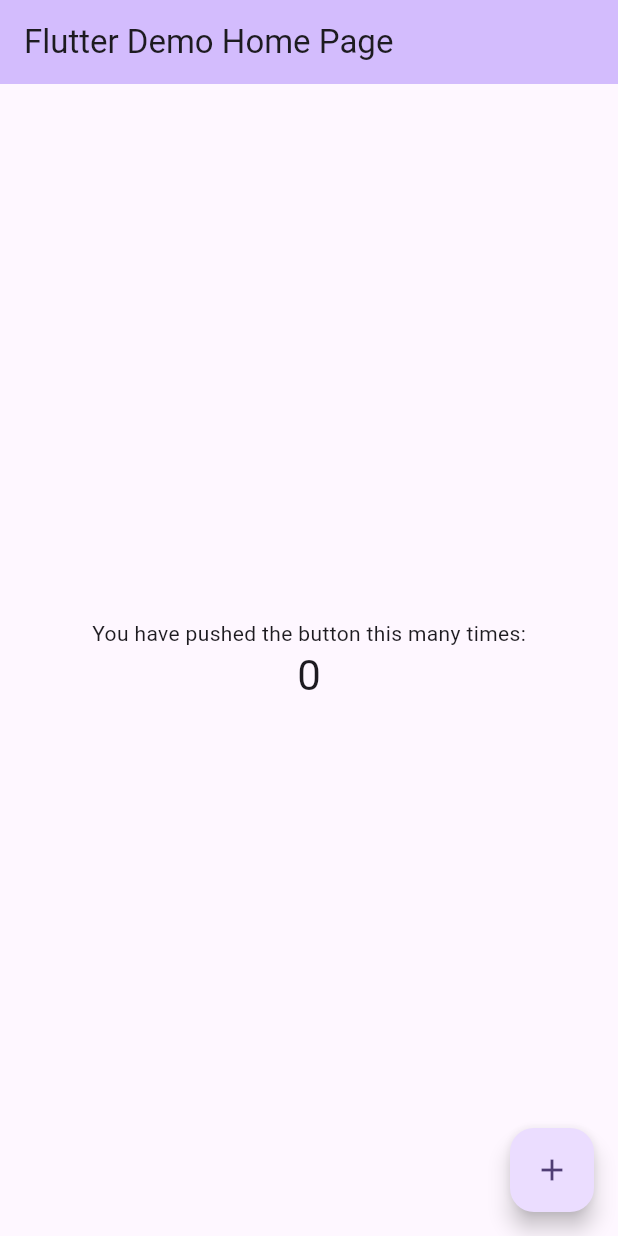
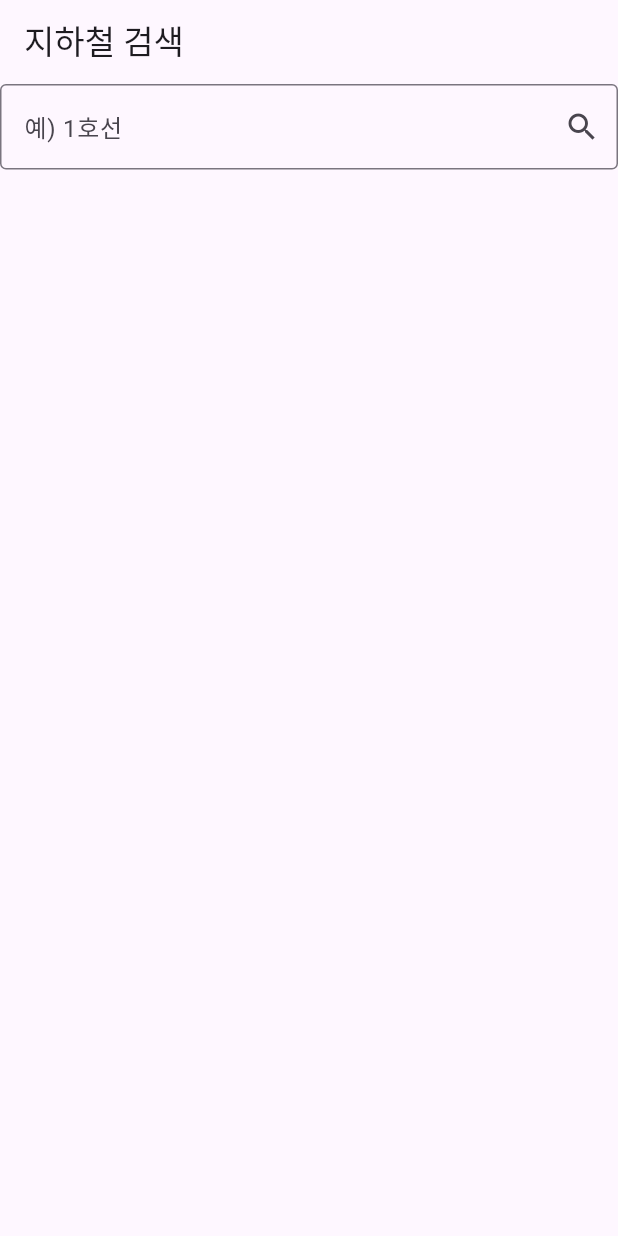
Before and after one commit to hwangtaewook/flutter_subway, a Flutter app: the screen it shows after launch, on a phone screen of 412 x 824 dp. Run offline on Flutter 3.47's test engine with Material 3 defaults, Android fonts, the phone set to English and light mode, and no system bars; our stand-ins replace freezed_annotation.

Commit message:
faet : searchlistscreen, viewmodel 작성

```diff
--- a/lib/main.dart
+++ b/lib/main.dart
@@ -1,4 +1,11 @@
 import 'package:flutter/material.dart';
+import 'package:flutter_subway/data/data_source/subway_api.dart';
+import 'package:flutter_subway/data/repository/subway_repository.dart';
+import 'package:flutter_subway/data/repository/subway_repository_impl.dart';
+import 'package:flutter_subway/presentation/viewmodel/search_list_viewmodel.dart';
+import 'package:provider/provider.dart';
+
+import 'presentation/screen/search_list_screen.dart';
 
 void main() {
   runApp(const MyApp());
@@ -7,119 +14,22 @@ void main() {
 class MyApp extends StatelessWidget {
   const MyApp({super.key});
 
-  // This widget is the root of your application.
   @override
   Widget build(BuildContext context) {
     return MaterialApp(
       title: 'Flutter Demo',
       theme: ThemeData(
-        // This is the theme of your application.
-        //
-        // TRY THIS: Try running your application with "flutter run". You'll see
-        // the application has a purple toolbar. Then, without quitting the app,
-        // try changing the seedColor in the colorScheme below to Colors.green
-        // and then invoke "hot reload" (save your changes or press the "hot
-        // reload" button in a Flutter-supported IDE, or press "r" if you used
-        // the command line to start the app).
-        //
-        // Notice that the counter didn't reset back to zero; the application
-        // state is not lost during the reload. To reset the state, use hot
-        // restart instead.
-        //
-        // This works for code too, not just values: Most code changes can be
-        // tested with just a hot reload.
         colorScheme: ColorScheme.fromSeed(seedColor: Colors.deepPurple),
         useMaterial3: true,
       ),
-      home: const MyHomePage(title: 'Flutter Demo Home Page'),
+      home: ChangeNotifierProvider(
+        create: (_) {
+          return SearchListVieModel(
+            subwayRepository: SubwayRepositoryImpl(api: SubwayApi()),
+          );
+        },
+        child: const SearchListScreen(),
+      ),
     );
   }
 }
-
-class MyHomePage extends StatefulWidget {
-  const MyHomePage({super.key, required this.title});
-
-  // This widget is the home page of your application. It is stateful, meaning
-  // that it has a State object (defined below) that contains fields that affect
-  // how it looks.
-
-  // This class is the configuration for the state. It holds the values (in this
-  // case the title) provided by the parent (in this case the App widget) and
-  // used by the build method of the State. Fields in a Widget subclass are
-  // always marked "final".
-
-  final String title;
-
-  @override
-  State<MyHomePage> createState() => _MyHomePageState();
-}
-
-class _MyHomePageState extends State<MyHomePage> {
-  int _counter = 0;
-
-  void _incrementCounter() {
-    setState(() {
-      // This call to setState tells the Flutter framework that something has
-      // changed in this State, which causes it to rerun the build method below
-      // so that the display can reflect the updated values. If we changed
-      // _counter without calling setState(), then the build method would not be
-      // called again, and so nothing would appear to happen.
-      _counter++;
-    });
-  }
-
-  @override
-  Widget build(BuildContext context) {
-    // This method is rerun every time setState is called, for instance as done
-    // by the _incrementCounter method above.
-    //
-    // The Flutter framework has been optimized to make rerunning build methods
-    // fast, so that you can just rebuild anything that needs updating rather
-    // than having to individually change instances of widgets.
-    return Scaffold(
-      appBar: AppBar(
-        // TRY THIS: Try changing the color here to a specific color (to
-        // Colors.amber, perhaps?) and trigger a hot reload to see the AppBar
-        // change color while the other colors stay the same.
-        backgroundColor: Theme.of(context).colorScheme.inversePrimary,
-        // Here we take the value from the MyHomePage object that was created by
-        // the App.build method, and use it to set our appbar title.
-        title: Text(widget.title),
-      ),
-      body: Center(
-        // Center is a layout widget. It takes a single child and positions it
-        // in the middle of the parent.
-        child: Column(
-          // Column is also a layout widget. It takes a list of children and
-          // arranges them vertically. By default, it sizes itself to fit its
-          // children horizontally, and tries to be as tall as its parent.
-          //
-          // Column has various properties to control how it sizes itself and
-          // how it positions its children. Here we use mainAxisAlignment to
-          // center the children vertically; the main axis here is the vertical
-          // axis because Columns are vertical (the cross axis would be
-          // horizontal).
-          //
-          // TRY THIS: Invoke "debug painting" (choose the "Toggle Debug Paint"
-          // action in the IDE, or press "p" in the console), to see the
-          // wireframe for each widget.
-          mainAxisAlignment: MainAxisAlignment.center,
-          children: <Widget>[
-            const Text(
-              'You have pushed the button this many times:',
-            ),
-            Text(
-              '$_counter',
-              style: Theme.of(context).textTheme.headlineMedium,
-            ),
-          ],
-        ),
-      ),
-      floatingActionButton: FloatingActionButton(
-        onPressed: _incrementCounter,
-        tooltip: 'Increment',
-        child: const Icon(Icons.add),
-      ), // This trailing comma makes auto-formatting nicer for build methods.
-    );
-  }
-}
--- /dev/null
+++ b/lib/presentation/screen/search_list_screen.dart
@@ -0,0 +1,59 @@
+import 'package:flutter/cupertino.dart';
+import 'package:flutter/material.dart';
+import 'package:flutter_subway/presentation/viewmodel/search_list_viewmodel.dart';
+import 'package:provider/provider.dart';
+
+class SearchListScreen extends StatefulWidget {
+  const SearchListScreen({super.key});
+
+  @override
+  State<SearchListScreen> createState() => _SearchListScreenState();
+}
+
+class _SearchListScreenState extends State<SearchListScreen> {
+  final _queryTextEditingController = TextEditingController();
+
+  @override
+  void dispose() {
+    _queryTextEditingController.dispose();
+    super.dispose();
+  }
+
+  @override
+  Widget build(BuildContext context) {
+    final viewModel = context.watch<SearchListVieModel>();
+
+    return Scaffold(
+      appBar: AppBar(
+        title: Text('지하철 검색'),
+      ),
+      body: Column(
+        children: [
+          TextField(
+            onSubmitted: (value) {
+              final query = _queryTextEditingController.text;
+              viewModel.onSearch(query);
+            },
+            controller: _queryTextEditingController,
+            decoration: InputDecoration(
+              border: OutlineInputBorder(),
+              hintText: '예) 1호선',
+              suffixIcon: IconButton(
+                onPressed: () {
+                  final query = _queryTextEditingController.text;
+                  viewModel.onSearch(query);
+                },
+                icon: Icon(Icons.search),
+              ),
+            ),
+          ),
+          Expanded(
+            child: ListView(
+              children: viewModel.subways.map((e) => Text(e.line)).toList(),
+            ),
+          )
+        ],
+      ),
+    );
+  }
+}
--- /dev/null
+++ b/lib/presentation/viewmodel/search_list_viewmodel.dart
@@ -0,0 +1,20 @@
+import 'package:flutter/cupertino.dart';
+import 'package:flutter_subway/data/model/subway.dart';
+import 'package:flutter_subway/data/repository/subway_repository.dart';
+
+class SearchListVieModel with ChangeNotifier {
+  final SubwayRepository _subwayRepository;
+
+  SearchListVieModel({
+    required SubwayRepository subwayRepository,
+  }) : _subwayRepository = subwayRepository;
+
+  List<Subway> _subways = [];
+
+  List<Subway> get subways => List.unmodifiable(_subways);
+
+  void onSearch(String query) async {
+    _subways = await _subwayRepository.getSubwaysInfo(query);
+    notifyListeners();
+  }
+}
--- a/pubspec.yaml
+++ b/pubspec.yaml
@@ -38,6 +38,7 @@ dependencies:
   freezed_annotation: ^2.4.1
   json_annotation: ^4.8.1
   http: ^1.2.1
+  provider: ^6.1.2
 
 dev_dependencies:
   flutter_test:
```
Also changed, not shown: pubspec.lock.
